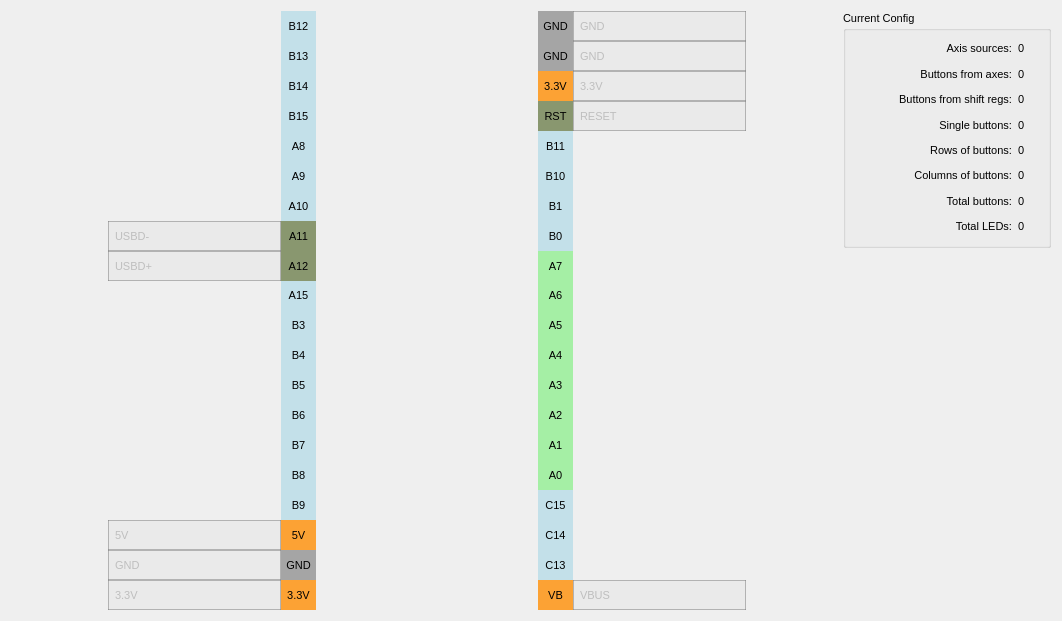
Old version of the form widgets/pinconfig.ui in the repository FreeJoy-Team/FreeJoyConfiguratorQt.
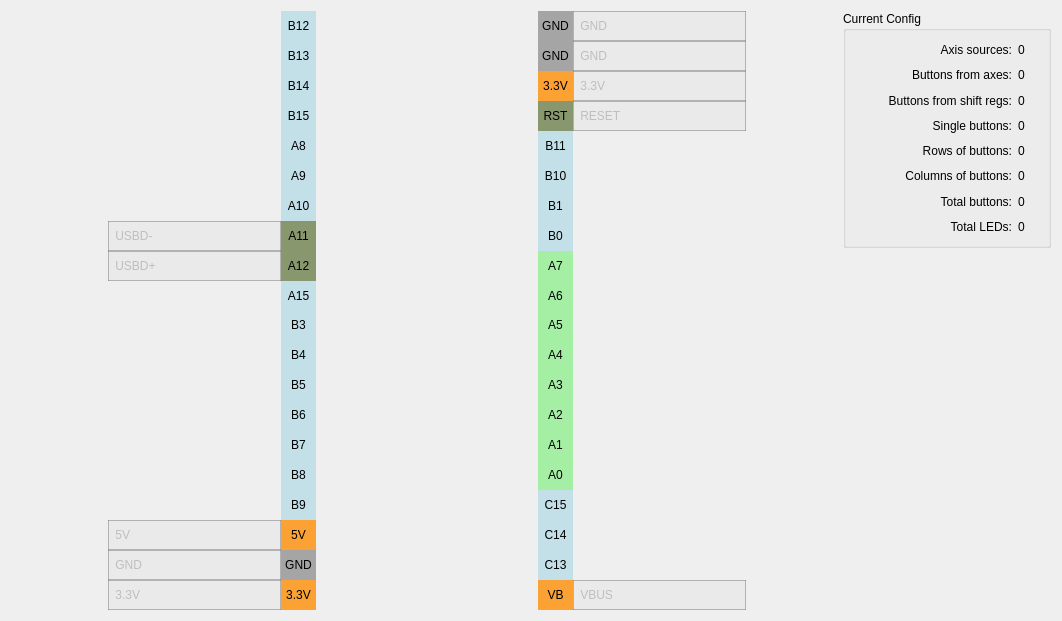
New version of the form. Icons and pictures are not drawn. Custom widgets are drawn as their Qt base class.

Patch:
```diff
--- a/widgets/pinconfig.ui
+++ b/widgets/pinconfig.ui
@@ -30,11 +30,6 @@
      </property>
      <item row="3" column="1">
       <widget class="QLabel" name="text_B15">
-       <property name="font">
-        <font>
-         <pointsize>8</pointsize>
-        </font>
-       </property>
        <property name="styleSheet">
         <string notr="true">background-color: rgba(173, 216, 230, 170);
 color: rgb(0, 0, 0);</string>
@@ -52,11 +47,6 @@
      </item>
      <item row="4" column="1">
       <widget class="QLabel" name="text_A8">
-       <property name="font">
-        <font>
-         <pointsize>8</pointsize>
-        </font>
-       </property>
        <property name="styleSheet">
         <string notr="true">background-color: rgba(173, 216, 230, 170);
 color: rgb(0, 0, 0);</string>
@@ -74,11 +64,6 @@
      </item>
      <item row="10" column="1">
       <widget class="QLabel" name="text_B3">
-       <property name="font">
-        <font>
-         <pointsize>8</pointsize>
-        </font>
-       </property>
        <property name="styleSheet">
         <string notr="true">background-color: rgba(173, 216, 230, 170);
 color: rgb(0, 0, 0);</string>
@@ -96,11 +81,6 @@
      </item>
      <item row="5" column="1">
       <widget class="QLabel" name="text_A9">
-       <property name="font">
-        <font>
-         <pointsize>8</pointsize>
-        </font>
-       </property>
        <property name="styleSheet">
         <string notr="true">background-color: rgba(173, 216, 230, 170);
 color: rgb(0, 0, 0);</string>
@@ -118,11 +98,6 @@
      </item>
      <item row="13" column="1">
       <widget class="QLabel" name="text_B6">
-       <property name="font">
-        <font>
-         <pointsize>8</pointsize>
-        </font>
-       </property>
        <property name="styleSheet">
         <string notr="true">background-color: rgba(173, 216, 230, 170);
 color: rgb(0, 0, 0);</string>
@@ -140,11 +115,6 @@
      </item>
      <item row="14" column="1">
       <widget class="QLabel" name="text_B7">
-       <property name="font">
-        <font>
-         <pointsize>8</pointsize>
-        </font>
-       </property>
        <property name="styleSheet">
         <string notr="true">background-color: rgba(173, 216, 230, 170);
 color: rgb(0, 0, 0);</string>
@@ -162,11 +132,6 @@
      </item>
      <item row="19" column="1">
       <widget class="QLabel" name="text_33V_2">
-       <property name="font">
-        <font>
-         <pointsize>8</pointsize>
-        </font>
-       </property>
        <property name="styleSheet">
         <string notr="true">background-color: rgba(255, 140, 0, 200);
 color: rgb(0, 0, 0);</string>
@@ -184,11 +149,6 @@
      </item>
      <item row="2" column="1">
       <widget class="QLabel" name="text_B14">
-       <property name="font">
-        <font>
-         <pointsize>8</pointsize>
-        </font>
-       </property>
        <property name="styleSheet">
         <string notr="true">background-color: rgba(173, 216, 230, 170);
 color: rgb(0, 0, 0);</string>
@@ -206,11 +166,6 @@
      </item>
      <item row="15" column="1">
       <widget class="QLabel" name="text_B8">
-       <property name="font">
-        <font>
-         <pointsize>8</pointsize>
-        </font>
-       </property>
        <property name="styleSheet">
         <string notr="true">background-color: rgba(173, 216, 230, 170);
 color: rgb(0, 0, 0);</string>
@@ -228,11 +183,6 @@
      </item>
      <item row="7" column="1">
       <widget class="QLabel" name="text_A11_2">
-       <property name="font">
-        <font>
-         <pointsize>8</pointsize>
-        </font>
-       </property>
        <property name="styleSheet">
         <string notr="true">background-color: rgba(85, 107, 47, 170);
 color: rgb(0, 0, 0);</string>
@@ -250,11 +200,6 @@
      </item>
      <item row="11" column="1">
       <widget class="QLabel" name="text_B4">
-       <property name="font">
-        <font>
-         <pointsize>8</pointsize>
-        </font>
-       </property>
        <property name="styleSheet">
         <string notr="true">background-color: rgba(173, 216, 230, 170);
 color: rgb(0, 0, 0);</string>
@@ -272,11 +217,6 @@
      </item>
      <item row="0" column="1">
       <widget class="QLabel" name="text_B12">
-       <property name="font">
-        <font>
-         <pointsize>8</pointsize>
-        </font>
-       </property>
        <property name="styleSheet">
         <string notr="true">background-color: rgba(173, 216, 230, 170);
 color: rgb(0, 0, 0);</string>
@@ -294,11 +234,6 @@
      </item>
      <item row="12" column="1">
       <widget class="QLabel" name="text_B5">
-       <property name="font">
-        <font>
-         <pointsize>8</pointsize>
-        </font>
-       </property>
        <property name="styleSheet">
         <string notr="true">background-color: rgba(173, 216, 230, 170);
 color: rgb(0, 0, 0);</string>
@@ -316,11 +251,6 @@
      </item>
      <item row="16" column="1">
       <widget class="QLabel" name="text_B9">
-       <property name="font">
-        <font>
-         <pointsize>8</pointsize>
-        </font>
-       </property>
        <property name="styleSheet">
         <string notr="true">background-color: rgba(173, 216, 230, 170);
 color: rgb(0, 0, 0);</string>
@@ -338,11 +268,6 @@
      </item>
      <item row="8" column="1">
       <widget class="QLabel" name="text_A12_2">
-       <property name="font">
-        <font>
-         <pointsize>8</pointsize>
-        </font>
-       </property>
        <property name="styleSheet">
         <string notr="true">background-color: rgba(85, 107, 47, 170);
 color: rgb(0, 0, 0);</string>
@@ -360,11 +285,6 @@
      </item>
      <item row="17" column="1">
       <widget class="QLabel" name="text_5V_2">
-       <property name="font">
-        <font>
-         <pointsize>8</pointsize>
-        </font>
-       </property>
        <property name="styleSheet">
         <string notr="true">background-color: rgba(255, 140, 0, 200);
 color: rgb(0, 0, 0);</string>
@@ -382,11 +302,6 @@
      </item>
      <item row="9" column="1">
       <widget class="QLabel" name="text_A15">
-       <property name="font">
-        <font>
-         <pointsize>8</pointsize>
-        </font>
-       </property>
        <property name="styleSheet">
         <string notr="true">background-color: rgba(173, 216, 230, 170);
 color: rgb(0, 0, 0);</string>
@@ -404,11 +319,6 @@
      </item>
      <item row="18" column="1">
       <widget class="QLabel" name="text_GND_2">
-       <property name="font">
-        <font>
-         <pointsize>8</pointsize>
-        </font>
-       </property>
        <property name="styleSheet">
         <string notr="true">background-color: rgba(128, 128, 128, 170);
 color: rgb(0, 0, 0);</string>
@@ -426,11 +336,6 @@
      </item>
      <item row="1" column="1">
       <widget class="QLabel" name="text_B13">
-       <property name="font">
-        <font>
-         <pointsize>8</pointsize>
-        </font>
-       </property>
        <property name="styleSheet">
         <string notr="true">background-color: rgba(173, 216, 230, 170);
 color: rgb(0, 0, 0);</string>
@@ -457,11 +362,6 @@
      </item>
      <item row="6" column="1">
       <widget class="QLabel" name="text_A10">
-       <property name="font">
-        <font>
-         <pointsize>8</pointsize>
-        </font>
-       </property>
        <property name="styleSheet">
         <string notr="true">background-color: rgba(173, 216, 230, 170);
 color: rgb(0, 0, 0);</string>
@@ -608,11 +508,6 @@
        <property name="enabled">
         <bool>false</bool>
        </property>
-       <property name="font">
-        <font>
-         <pointsize>8</pointsize>
-        </font>
-       </property>
        <property name="styleSheet">
         <string notr="true">border: 1px solid;
 border-color: rgba(124, 124, 124, 130);
@@ -631,11 +526,6 @@
        <property name="enabled">
         <bool>false</bool>
        </property>
-       <property name="font">
-        <font>
-         <pointsize>8</pointsize>
-        </font>
-       </property>
        <property name="styleSheet">
         <string notr="true">border: 1px solid;
 border-color: rgba(124, 124, 124, 130);
@@ -654,11 +544,6 @@
        <property name="enabled">
         <bool>false</bool>
        </property>
-       <property name="font">
-        <font>
-         <pointsize>8</pointsize>
-        </font>
-       </property>
        <property name="styleSheet">
         <string notr="true">border: 1px solid;
 border-color: rgba(124, 124, 124, 130);
@@ -677,11 +562,6 @@
        <property name="enabled">
         <bool>false</bool>
        </property>
-       <property name="font">
-        <font>
-         <pointsize>8</pointsize>
-        </font>
-       </property>
        <property name="styleSheet">
         <string notr="true">border: 1px solid;
 border-color: rgba(124, 124, 124, 130);
@@ -700,11 +580,6 @@
        <property name="enabled">
         <bool>false</bool>
        </property>
-       <property name="font">
-        <font>
-         <pointsize>8</pointsize>
-        </font>
-       </property>
        <property name="styleSheet">
         <string notr="true">border: 1px solid;
 border-color: rgba(124, 124, 124, 130);
@@ -763,11 +638,6 @@
      </property>
      <item row="15" column="0">
       <widget class="QLabel" name="text_A0">
-       <property name="font">
-        <font>
-         <pointsize>8</pointsize>
-        </font>
-       </property>
        <property name="styleSheet">
         <string notr="true">background-color: rgba(144, 238, 144, 200);
 color: rgb(0, 0, 0);</string>
@@ -785,11 +655,6 @@
      </item>
      <item row="10" column="0">
       <widget class="QLabel" name="text_A5">
-       <property name="font">
-        <font>
-         <pointsize>8</pointsize>
-        </font>
-       </property>
        <property name="styleSheet">
         <string notr="true">background-color: rgba(144, 238, 144, 200);
 color: rgb(0, 0, 0);</string>
@@ -807,11 +672,6 @@
      </item>
      <item row="5" column="0">
       <widget class="QLabel" name="text_B10">
-       <property name="font">
-        <font>
-         <pointsize>8</pointsize>
-        </font>
-       </property>
        <property name="styleSheet">
         <string notr="true">background-color: rgba(173, 216, 230, 170);
 color: rgb(0, 0, 0);</string>
@@ -829,11 +689,6 @@
      </item>
      <item row="18" column="0">
       <widget class="QLabel" name="text_C13">
-       <property name="font">
-        <font>
-         <pointsize>8</pointsize>
-        </font>
-       </property>
        <property name="styleSheet">
         <string notr="true">background-color: rgba(173, 216, 230, 170);
 color: rgb(0, 0, 0);</string>
@@ -851,11 +706,6 @@
      </item>
      <item row="1" column="0">
       <widget class="QLabel" name="text_GND_3">
-       <property name="font">
-        <font>
-         <pointsize>8</pointsize>
-        </font>
-       </property>
        <property name="styleSheet">
         <string notr="true">background-color: rgba(128, 128, 128, 170);
 color: rgb(0, 0, 0);</string>
@@ -873,11 +723,6 @@
      </item>
      <item row="2" column="0">
       <widget class="QLabel" name="text_33V_3">
-       <property name="font">
-        <font>
-         <pointsize>8</pointsize>
-        </font>
-       </property>
        <property name="styleSheet">
         <string notr="true">background-color: rgba(255, 140, 0, 200);
 color: rgb(0, 0, 0);</string>
@@ -916,11 +761,6 @@
          <height>30</height>
         </size>
        </property>
-       <property name="font">
-        <font>
-         <pointsize>8</pointsize>
-        </font>
-       </property>
        <property name="styleSheet">
         <string notr="true">background-color: rgba(128, 128, 128, 170);
 color: rgb(0, 0, 0);</string>
@@ -938,11 +778,6 @@
      </item>
      <item row="11" column="0">
       <widget class="QLabel" name="text_A4">
-       <property name="font">
-        <font>
-         <pointsize>8</pointsize>
-        </font>
-       </property>
        <property name="styleSheet">
         <string notr="true">background-color: rgba(144, 238, 144, 200);
 color: rgb(0, 0, 0);</string>
@@ -960,11 +795,6 @@
      </item>
      <item row="19" column="0">
       <widget class="QLabel" name="text_VB">
-       <property name="font">
-        <font>
-         <pointsize>8</pointsize>
-        </font>
-       </property>
        <property name="styleSheet">
         <string notr="true">background-color: rgba(255, 140, 0, 200);
 color: rgb(0, 0, 0);</string>
@@ -982,11 +812,6 @@
      </item>
      <item row="9" column="0">
       <widget class="QLabel" name="text_A6">
-       <property name="font">
-        <font>
-         <pointsize>8</pointsize>
-        </font>
-       </property>
        <property name="styleSheet">
         <string notr="true">background-color: rgba(144, 238, 144, 200);
 color: rgb(0, 0, 0);</string>
@@ -1004,11 +829,6 @@
      </item>
      <item row="8" column="0">
       <widget class="QLabel" name="text_A7">
-       <property name="font">
-        <font>
-         <pointsize>8</pointsize>
-        </font>
-       </property>
        <property name="styleSheet">
         <string notr="true">background-color: rgba(144, 238, 144, 200);
 color: rgb(0, 0, 0);</string>
@@ -1026,11 +846,6 @@
      </item>
      <item row="3" column="0">
       <widget class="QLabel" name="text_RST">
-       <property name="font">
-        <font>
-         <pointsize>8</pointsize>
-        </font>
-       </property>
        <property name="styleSheet">
         <string notr="true">background-color: rgba(85, 107, 47, 170);
 color: rgb(0, 0, 0);</string>
@@ -1048,11 +863,6 @@
      </item>
      <item row="14" column="0">
       <widget class="QLabel" name="text_A1">
-       <property name="font">
-        <font>
-         <pointsize>8</pointsize>
-        </font>
-       </property>
        <property name="styleSheet">
         <string notr="true">background-color: rgba(144, 238, 144, 200);
 color: rgb(0, 0, 0);</string>
@@ -1070,11 +880,6 @@
      </item>
      <item row="16" column="0">
       <widget class="QLabel" name="text_C15">
-       <property name="font">
-        <font>
-         <pointsize>8</pointsize>
-        </font>
-       </property>
        <property name="styleSheet">
         <string notr="true">background-color: rgba(173, 216, 230, 170);
 color: rgb(0, 0, 0);</string>
@@ -1092,11 +897,6 @@
      </item>
      <item row="6" column="0">
       <widget class="QLabel" name="text_B1">
-       <property name="font">
-        <font>
-         <pointsize>8</pointsize>
-        </font>
-       </property>
        <property name="styleSheet">
         <string notr="true">background-color: rgba(173, 216, 230, 170);
 color: rgb(0, 0, 0);</string>
@@ -1114,11 +914,6 @@
      </item>
      <item row="12" column="0">
       <widget class="QLabel" name="text_A3">
-       <property name="font">
-        <font>
-         <pointsize>8</pointsize>
-        </font>
-       </property>
        <property name="styleSheet">
         <string notr="true">background-color: rgba(144, 238, 144, 200);
 color: rgb(0, 0, 0);</string>
@@ -1136,11 +931,6 @@
      </item>
      <item row="4" column="0">
       <widget class="QLabel" name="text_B11">
-       <property name="font">
-        <font>
-         <pointsize>8</pointsize>
-        </font>
-       </property>
        <property name="styleSheet">
         <string notr="true">background-color: rgba(173, 216, 230, 170);
 color: rgb(0, 0, 0);</string>
@@ -1158,11 +948,6 @@
      </item>
      <item row="17" column="0">
       <widget class="QLabel" name="text_C14">
-       <property name="font">
-        <font>
-         <pointsize>8</pointsize>
-        </font>
-       </property>
        <property name="styleSheet">
         <string notr="true">background-color: rgba(173, 216, 230, 170);
 color: rgb(0, 0, 0);</string>
@@ -1180,11 +965,6 @@
      </item>
      <item row="13" column="0">
       <widget class="QLabel" name="text_A2">
-       <property name="font">
-        <font>
-         <pointsize>8</pointsize>
-        </font>
-       </property>
        <property name="styleSheet">
         <string notr="true">background-color: rgba(144, 238, 144, 200);
 color: rgb(0, 0, 0);</string>
@@ -1202,11 +982,6 @@
      </item>
      <item row="7" column="0">
       <widget class="QLabel" name="text_B0">
-       <property name="font">
-        <font>
-         <pointsize>8</pointsize>
-        </font>
-       </property>
        <property name="styleSheet">
         <string notr="true">background-color: rgba(173, 216, 230, 170);
 color: rgb(0, 0, 0);</string>
@@ -1362,11 +1137,6 @@
        <property name="enabled">
         <bool>false</bool>
        </property>
-       <property name="font">
-        <font>
-         <pointsize>8</pointsize>
-        </font>
-       </property>
        <property name="styleSheet">
         <string notr="true">border: 1px solid;
 border-color: rgba(124, 124, 124, 130);
@@ -1385,11 +1155,6 @@
        <property name="enabled">
         <bool>false</bool>
        </property>
-       <property name="font">
-        <font>
-         <pointsize>8</pointsize>
-        </font>
-       </property>
        <property name="styleSheet">
         <string notr="true">border: 1px solid;
 border-color: rgba(124, 124, 124, 130);
@@ -1408,11 +1173,6 @@
        <property name="enabled">
         <bool>false</bool>
        </property>
-       <property name="font">
-        <font>
-         <pointsize>8</pointsize>
-        </font>
-       </property>
        <property name="styleSheet">
         <string notr="true">border: 1px solid;
 border-color: rgba(124, 124, 124, 130);
@@ -1431,11 +1191,6 @@
        <property name="enabled">
         <bool>false</bool>
        </property>
-       <property name="font">
-        <font>
-         <pointsize>8</pointsize>
-        </font>
-       </property>
        <property name="styleSheet">
         <string notr="true">border: 1px solid;
 border-color: rgba(124, 124, 124, 130);
@@ -1454,11 +1209,6 @@
        <property name="enabled">
         <bool>false</bool>
        </property>
-       <property name="font">
-        <font>
-         <pointsize>8</pointsize>
-        </font>
-       </property>
        <property name="styleSheet">
         <string notr="true">border: 1px solid;
 border-color: rgba(124, 124, 124, 130);
@@ -1476,11 +1226,6 @@
    </item>
    <item row="0" column="5">
     <widget class="QGroupBox" name="groupBox_CurrentConfig">
-     <property name="font">
-      <font>
-       <pointsize>8</pointsize>
-      </font>
-     </property>
      <property name="title">
       <string>Current Config</string>
      </property>
@@ -1493,12 +1238,6 @@
       </property>
       <item row="0" column="0">
        <widget class="QLabel" name="text_AxisSources">
-        <property name="font">
-         <font>
-          <family>MS Shell Dlg 2</family>
-          <pointsize>8</pointsize>
-         </font>
-        </property>
         <property name="text">
          <string>Axis sources:</string>
         </property>
@@ -1515,11 +1254,6 @@
           <verstretch>0</verstretch>
          </sizepolicy>
         </property>
-        <property name="font">
-         <font>
-          <pointsize>8</pointsize>
-         </font>
-        </property>
         <property name="text">
          <string>0</string>
         </property>
@@ -1533,11 +1267,6 @@
       </item>
       <item row="7" column="0">
        <widget class="QLabel" name="text_TotalLEDs">
-        <property name="font">
-         <font>
-          <pointsize>8</pointsize>
-         </font>
-        </property>
         <property name="text">
          <string>Total LEDs:</string>
         </property>
@@ -1548,11 +1277,6 @@
       </item>
       <item row="1" column="0">
        <widget class="QLabel" name="text_ButtonsFromAxes">
-        <property name="font">
-         <font>
-          <pointsize>8</pointsize>
-         </font>
-        </property>
         <property name="text">
          <string>Buttons from axes:</string>
         </property>
@@ -1569,11 +1293,6 @@
           <verstretch>0</verstretch>
          </sizepolicy>
         </property>
-        <property name="font">
-         <font>
-          <pointsize>8</pointsize>
-         </font>
-        </property>
         <property name="text">
          <string>0</string>
         </property>
@@ -1587,11 +1306,6 @@
           <verstretch>0</verstretch>
          </sizepolicy>
         </property>
-        <property name="font">
-         <font>
-          <pointsize>8</pointsize>
-         </font>
-        </property>
         <property name="text">
          <string>0</string>
         </property>
@@ -1605,11 +1319,6 @@
           <verstretch>0</verstretch>
          </sizepolicy>
         </property>
-        <property name="font">
-         <font>
-          <pointsize>8</pointsize>
-         </font>
-        </property>
         <property name="text">
          <string>0</string>
         </property>
@@ -1617,11 +1326,6 @@
       </item>
       <item row="3" column="0">
        <widget class="QLabel" name="text_SingleButtons">
-        <property name="font">
-         <font>
-          <pointsize>8</pointsize>
-         </font>
-        </property>
         <property name="text">
          <string>Single buttons:</string>
         </property>
@@ -1632,11 +1336,6 @@
       </item>
       <item row="5" column="0">
        <widget class="QLabel" name="text_ColumnsOfButtons">
-        <property name="font">
-         <font>
-          <pointsize>8</pointsize>
-         </font>
-        </property>
         <property name="text">
          <string>Columns of buttons:</string>
         </property>
@@ -1647,11 +1346,6 @@
       </item>
       <item row="4" column="0">
        <widget class="QLabel" name="text_RowsOfButtons">
-        <property name="font">
-         <font>
-          <pointsize>8</pointsize>
-         </font>
-        </property>
         <property name="text">
          <string>Rows of buttons:</string>
         </property>
@@ -1662,11 +1356,6 @@
       </item>
       <item row="6" column="0">
        <widget class="QLabel" name="text_TotalButtons">
-        <property name="font">
-         <font>
-          <pointsize>8</pointsize>
-         </font>
-        </property>
         <property name="text">
          <string>Total buttons:</string>
         </property>
@@ -1683,11 +1372,6 @@
           <verstretch>0</verstretch>
          </sizepolicy>
         </property>
-        <property name="font">
-         <font>
-          <pointsize>8</pointsize>
-         </font>
-        </property>
         <property name="text">
          <string>0</string>
         </property>
@@ -1701,11 +1385,6 @@
           <verstretch>0</verstretch>
          </sizepolicy>
         </property>
-        <property name="font">
-         <font>
-          <pointsize>8</pointsize>
-         </font>
-        </property>
         <property name="text">
          <string>0</string>
         </property>
@@ -1719,11 +1398,6 @@
           <verstretch>0</verstretch>
          </sizepolicy>
         </property>
-        <property name="font">
-         <font>
-          <pointsize>8</pointsize>
-         </font>
-        </property>
         <property name="text">
          <string>0</string>
         </property>
@@ -1731,11 +1405,6 @@
       </item>
       <item row="2" column="0">
        <widget class="QLabel" name="text_buttonsFromShiftRegs">
-        <property name="font">
-         <font>
-          <pointsize>8</pointsize>
-         </font>
-        </property>
         <property name="text">
          <string>Buttons from shift regs:</string>
         </property>
@@ -1746,11 +1415,6 @@
       </item>
       <item row="2" column="1">
        <widget class="QLabel" name="label_ButtonsFromShiftRegs">
-        <property name="font">
-         <font>
-          <pointsize>8</pointsize>
-         </font>
-        </property>
         <property name="text">
          <string>0</string>
         </property>
```
Left out of the diff: 245 changed lines with no effect on the pictures.
